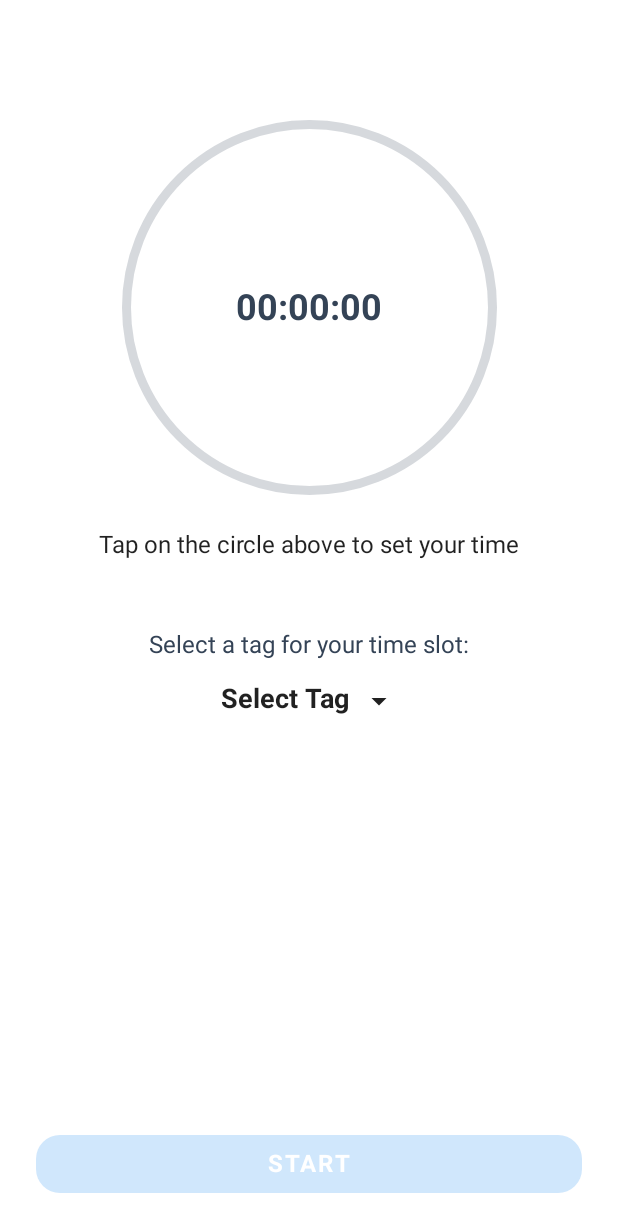
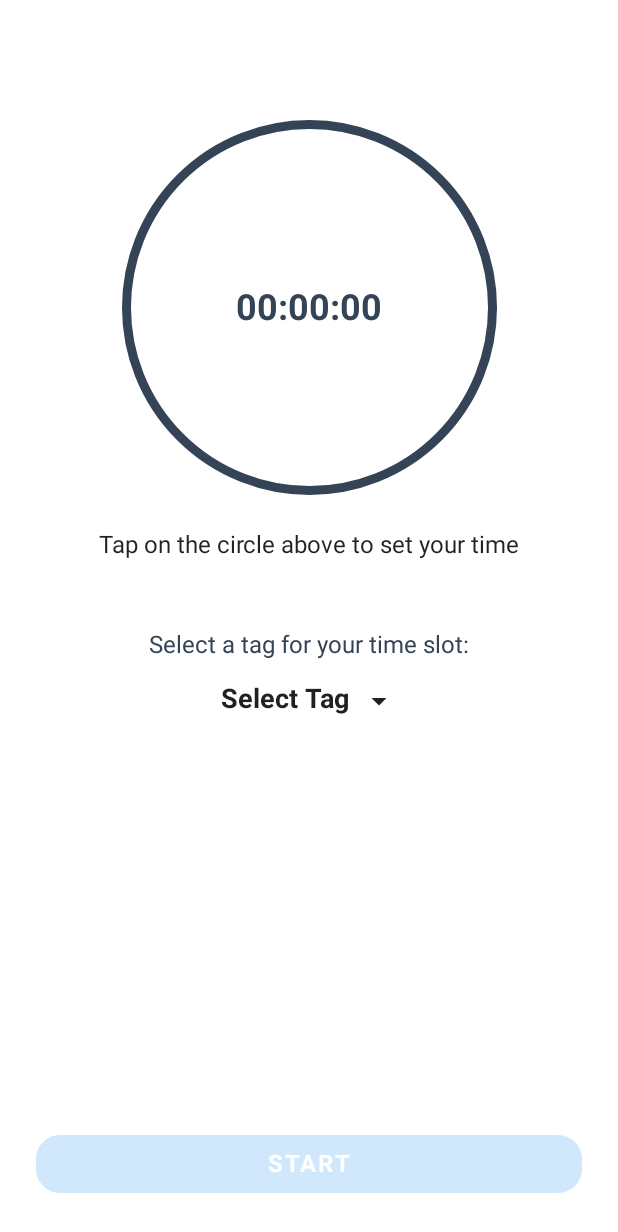
Before and after one commit to Saket37/Time-Slot-x-Goal-App, an Android app built with Jetpack Compose: the screen it shows after launch (MainActivity), on a phone screen of 412 x 824 dp. Shown: the top 1232 px of the screen. Run offline under Robolectric (Android 15) with nearby library versions, the phone set to English and light mode, and no system bars; our stand-ins replace Dagger/Hilt's generated code.

Commit message:
shome tweaks

```diff
--- a/app/src/main/java/com/example/timeslotxgoalapp/ui/components/Goals.kt
+++ b/app/src/main/java/com/example/timeslotxgoalapp/ui/components/Goals.kt
@@ -22,7 +22,7 @@ fun Goals(tag: String, timerText: String) {
         Text(
             text = stringResource(id = R.string.goals_text, tag, timerText),
             fontSize = 18.sp,
-            fontWeight = FontWeight(700)
+            fontWeight = FontWeight(700), color = DescriptionTextColor,
         )
     }
 }
--- a/app/src/main/java/com/example/timeslotxgoalapp/ui/components/Tags.kt
+++ b/app/src/main/java/com/example/timeslotxgoalapp/ui/components/Tags.kt
@@ -16,9 +16,11 @@ import androidx.compose.runtime.mutableStateOf
 import androidx.compose.runtime.remember
 import androidx.compose.ui.Alignment
 import androidx.compose.ui.Modifier
+import androidx.compose.ui.res.stringResource
 import androidx.compose.ui.text.font.FontWeight
 import androidx.compose.ui.unit.dp
 import androidx.compose.ui.unit.sp
+import com.example.timeslotxgoalapp.R
 import com.example.timeslotxgoalapp.ui.theme.DescriptionTextColor
 
 val list = listOf("Study Physics", "Study Chemistry", "Study Maths", "Study English")
@@ -26,7 +28,7 @@ val list = listOf("Study Physics", "Study Chemistry", "Study Maths", "Study Engl
 @Composable
 fun TagDescriptionText() {
     Text(
-        text = "Select a tag for your time slot:",
+        text = stringResource(id = R.string.tag_time_slot_text),
         fontSize = 16.sp,
         fontWeight = FontWeight(400),
         color = DescriptionTextColor
--- a/app/src/main/java/com/example/timeslotxgoalapp/ui/components/Timer.kt
+++ b/app/src/main/java/com/example/timeslotxgoalapp/ui/components/Timer.kt
@@ -18,6 +18,8 @@ import androidx.compose.ui.unit.sp
 import com.example.timeslotxgoalapp.ui.theme.ActiveButtonColor
 import com.example.timeslotxgoalapp.ui.theme.DescriptionTextColor
 import com.example.timeslotxgoalapp.R
+import com.example.timeslotxgoalapp.ui.theme.ProgressBackgroundColor
+import com.example.timeslotxgoalapp.ui.theme.ProgressColor
 import kotlinx.coroutines.delay
 import kotlin.math.roundToInt
 
@@ -41,10 +43,10 @@ fun Timer(
             modifier = Modifier
                 .size(250.dp)
                 .clickable { onclick() },
-            color = ActiveButtonColor,
+            color = ProgressColor,
             progress = animatedProgress,
             strokeWidth = 6.dp,
-            backgroundColor = DescriptionTextColor.copy(.2f)
+            backgroundColor = ProgressBackgroundColor
         )
         Text(
             text = timerText,
@@ -71,7 +73,7 @@ fun TimerText(
         ) else stringResource(
             id = R.string.enabled_timer_text, tag, timerText
         )
-    Text(text = text)
+    Text(text = text, fontWeight = FontWeight(400))
 
 }
 
--- a/app/src/main/java/com/example/timeslotxgoalapp/ui/theme/Color.kt
+++ b/app/src/main/java/com/example/timeslotxgoalapp/ui/theme/Color.kt
@@ -8,6 +8,8 @@ val Purple700 = Color(0xFF3700B3)
 val Teal200 = Color(0xFF03DAC5)
 
 val ActiveButtonColor = Color(0xFF1589EE)
+val ProgressColor = Color(0xFF1589EE).copy(0.2f)
+val ProgressBackgroundColor = Color(0xFF344356)
 val DisabledButtonColor = Color(0xFF1589EE).copy(0.20f)
 val DescriptionTextColor = Color(0xFF344356)
 val EndButtonColor = Color(0xFFFF0C3E)
--- a/app/src/main/res/values/strings.xml
+++ b/app/src/main/res/values/strings.xml
@@ -9,4 +9,5 @@
     <string name="end_button_text">END</string>
     <string name="start_button_text">START</string>
     <string name="completed_button_text">NEW GOAL</string>
+    <string name="tag_time_slot_text">Select a tag for your time slot:</string>
 </resources>
```
